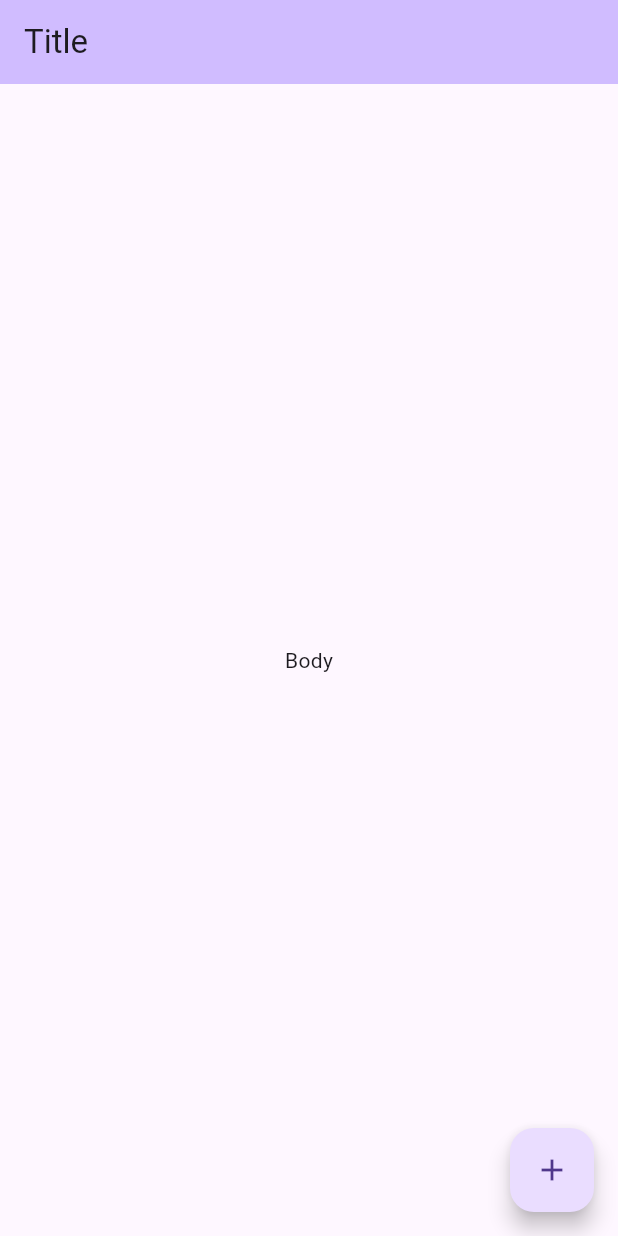
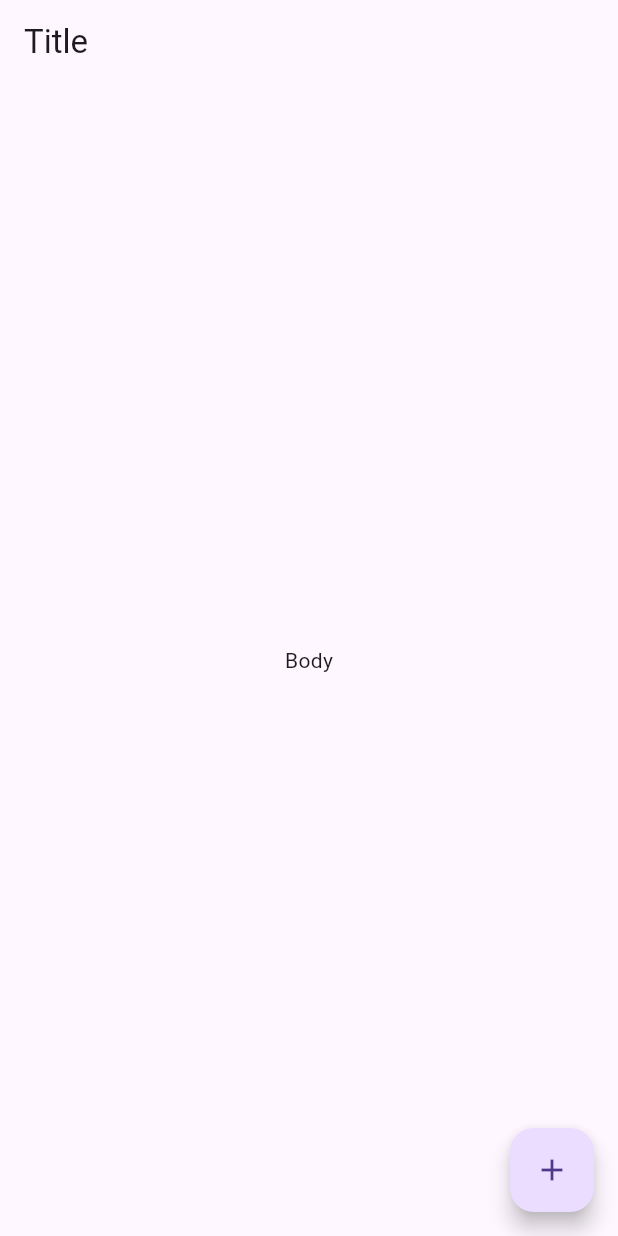
Before and after one commit to vadniks/Aylanome, a Flutter app: the screen it shows after launch, on a phone screen of 412 x 824 dp. Run offline on Flutter 3.47's test engine with Material 3 defaults, Android fonts, the phone set to English and light mode, and no system bars.

```diff
--- a/lib/presenter/MainPagePresenter.dart
+++ b/lib/presenter/MainPagePresenter.dart
@@ -9,7 +9,6 @@ class MainPagePresenter extends State<MainPage> {
   @override
   Widget build(BuildContext context) => Scaffold(
     appBar: AppBar(
-      backgroundColor: Theme.of(context).colorScheme.inversePrimary,
       title: const Text('Title'),
     ),
     body: const Column(
--- a/lib/presenter/ScreenPresenter.dart
+++ b/lib/presenter/ScreenPresenter.dart
@@ -3,17 +3,45 @@ import 'package:aylanome/presenter/Consts.dart';
 import 'package:aylanome/view/MainPage.dart';
 import 'package:aylanome/view/Screen.dart';
 import 'package:flutter/material.dart';
+import 'package:flutter/services.dart';
 import 'package:meta/meta.dart';
 
 @sealed
 class ScreenPresenter extends State<Screen> {
+  static const _DARK_SECONDARY_COLOR = Color(0xFF0F0F0F);
 
   @override
   Widget build(BuildContext context) => MaterialApp(
     title: Consts.appName,
     debugShowCheckedModeBanner: false,
     theme: ThemeData.light(useMaterial3: true),
-    darkTheme: ThemeData.dark(useMaterial3: true),
+    darkTheme: ThemeData.dark(useMaterial3: true).copyWith(
+      primaryColor: Colors.cyan,
+      brightness: Brightness.dark,
+      scaffoldBackgroundColor: Colors.black,
+      canvasColor: Colors.black,
+      dialogBackgroundColor: _DARK_SECONDARY_COLOR,
+      snackBarTheme: const SnackBarThemeData(backgroundColor: _DARK_SECONDARY_COLOR),
+      listTileTheme: const ListTileThemeData(tileColor: Colors.transparent),
+      cardColor: Colors.black,
+      colorScheme: const ColorScheme.dark(
+        background: Colors.black,
+        primary: Colors.cyan,
+        surface: _DARK_SECONDARY_COLOR,
+        onSecondary: _DARK_SECONDARY_COLOR,
+        onSurface: Colors.white70,
+      ),
+      appBarTheme: const AppBarTheme(
+        backgroundColor: _DARK_SECONDARY_COLOR,
+        systemOverlayStyle: SystemUiOverlayStyle(
+          statusBarColor: Colors.black,
+          statusBarBrightness: Brightness.dark,
+          statusBarIconBrightness: Brightness.light,
+          systemNavigationBarColor: Colors.black,
+          systemNavigationBarIconBrightness: Brightness.light,
+        )
+      )
+    ),
     initialRoute: Consts.routeMain,
     routes: {
       Consts.routeMain : (context) => const MainPage()
```
